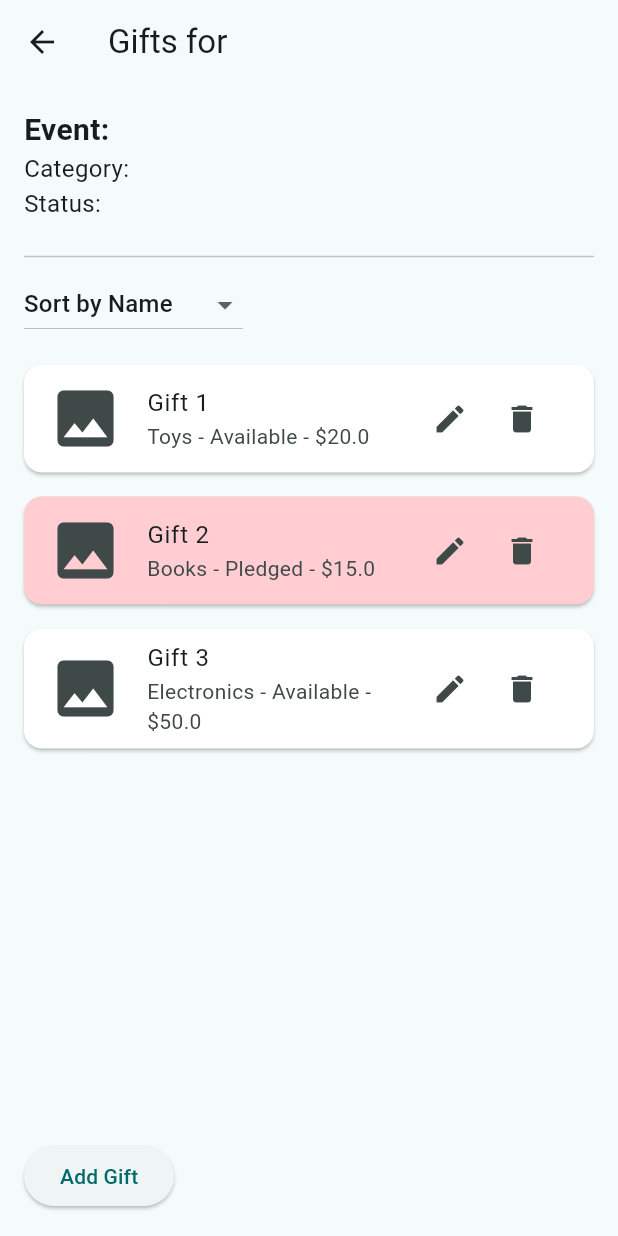
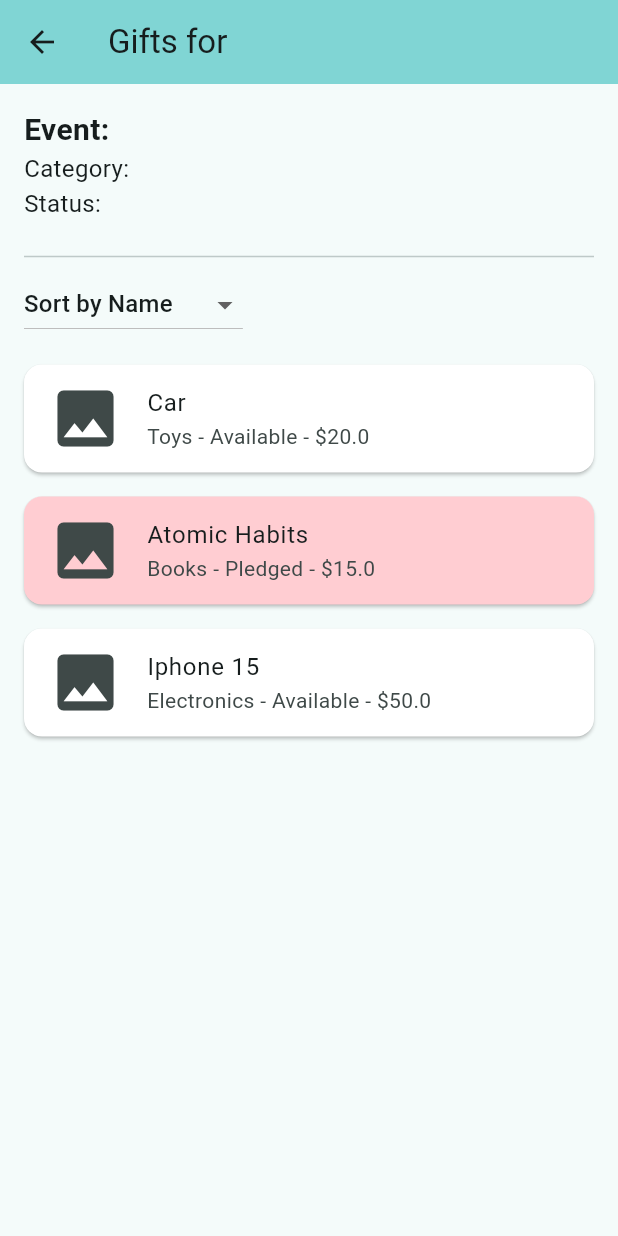
Before and after one commit to KarimBassel/Hedieaty-Mobile-Application, a Flutter app: the GiftListPage screen opened directly with empty values, on a phone screen of 412 x 824 dp. Run offline on Flutter 3.47's test engine with Material 3 defaults, Android fonts, the phone set to English and light mode, and no system bars; our stand-ins replace image_picker; network calls fail.

Commit message:
Updated Project Structure and Navigations

```diff
--- /dev/null
+++ b/lib/Base Classes/Event.dart
@@ -0,0 +1,28 @@
+import 'dart:io';
+import 'package:flutter/material.dart';
+import 'Gift.dart';
+
+
+class Event {
+  int? id;
+  String name;
+  String category;
+  String status;
+  String? date;
+  String? location;
+  String? description;
+  int? userId;
+
+  Event({required this.name, required this.category, required this.status,this.date,this.location,this.description,this.id,this.userId});
+
+  Map<String, dynamic> toMap() {
+    return {
+      'id': id,
+      'name': name,
+      'date': date,
+      'location': location,
+      'description': description,
+      'userId': userId,
+    };
+  }
+}
--- a/lib/Gift.dart
+++ b/lib/Base Classes/Gift.dart
@@ -2,6 +2,8 @@ import 'dart:io';
 import 'package:flutter/material.dart';
 
 class Gift {
+  int? id;
+  int? eventId;
   String name;
   String category;
   String status;
@@ -16,5 +18,19 @@ class Gift {
     required this.description,
     required this.price,
     this.image,
+    this.eventId,
+    this.id
   });
+  Map<String, dynamic> toMap() {
+    return {
+      'id': id,
+      'name': name,
+      'description': description,
+      'category': category,
+      'price': price,
+      'status': status,
+      'eventId': eventId,
+      'image' : image,
+    };
+  }
 }
--- a/lib/Event.dart
+++ /dev/null
@@ -1,12 +0,0 @@
-import 'dart:io';
-import 'package:flutter/material.dart';
-
-
-
-class Event {
-  String name;
-  String category;
-  String status;
-
-  Event({required this.name, required this.category, required this.status});
-}
--- a/lib/FriendCard.dart
+++ b/lib/FriendCard.dart
@@ -2,7 +2,7 @@ import 'dart:ui';
 import 'package:flutter/material.dart';
 import 'package:image_picker/image_picker.dart';
 import 'dart:io';
-import 'Friend.dart';
+import 'Base Classes/Friend.dart';
 
 class FriendsCard extends StatelessWidget {
   final String imageUrl;
@@ -58,7 +58,6 @@ class FriendsCard extends StatelessWidget {
       leading: CircleAvatar( backgroundImage: NetworkImage(imageUrl),),
       title: Text(name),
       subtitle: Text(eventStatus),
-      trailing: Icon(Icons.favorite_rounded,color: Colors.red,),
     );
   }
 }
--- a/lib/GiftList.dart
+++ b/lib/GiftList.dart
@@ -3,14 +3,15 @@ import 'package:flutter/material.dart';
 import 'package:hedieatymobileapplication/EventList.dart';
 import 'package:hedieatymobileapplication/GiftDetails.dart';
 import 'package:image_picker/image_picker.dart';
-import 'Gift.dart';
-import 'Event.dart';
+import 'Base Classes/Gift.dart';
+import 'Base Classes/Event.dart';
 
 
 class GiftListPage extends StatefulWidget {
   final Event event;
+  final bool isOwner;
 
-  GiftListPage({required this.event});
+  GiftListPage({required this.event,required this.isOwner});
 
   @override
   _GiftListPageState createState() => _GiftListPageState();
@@ -18,9 +19,9 @@ class GiftListPage extends StatefulWidget {
 
 class _GiftListPageState extends State<GiftListPage> {
   List<Gift> gifts = [
-    Gift(name: 'Gift 1', category: 'Toys', status: 'Available', description: 'Toy car', price: 20.0),
-    Gift(name: 'Gift 2', category: 'Books', status: 'Pledged', description: 'Storybook', price: 15.0),
-    Gift(name: 'Gift 3', category: 'Electronics', status: 'Available', description: 'Headphones', price: 50.0),
+    Gift(name: 'Car', category: 'Toys', status: 'Available', description: 'Toy car', price: 20.0,),
+    Gift(name: 'Atomic Habits', category: 'Books', status: 'Pledged', description: 'Storybook', price: 15.0),
+    Gift(name: 'Iphone 15', category: 'Electronics', status: 'Available', description: 'Headphones', price: 50.0),
   ];
 
   String _sortCriterion = 'Name';
@@ -30,6 +31,7 @@ class _GiftListPageState extends State<GiftListPage> {
   Widget build(BuildContext context) {
     return Scaffold(
       appBar: AppBar(
+        backgroundColor: Theme.of(context).colorScheme.inversePrimary,
         title: Text('Gifts for ${widget.event.name}'),
       ),
       body: Padding(
@@ -78,10 +80,12 @@ class _GiftListPageState extends State<GiftListPage> {
                       trailing: Row(
                         mainAxisSize: MainAxisSize.min,
                         children: [
+                          if(widget.isOwner)
                           IconButton(
                             icon: Icon(Icons.edit),
                             onPressed: () => _editGift(gift),
                           ),
+                          if(widget.isOwner)
                           IconButton(
                             icon: Icon(Icons.delete),
                             onPressed: () => _deleteGift(gift),
@@ -89,7 +93,7 @@ class _GiftListPageState extends State<GiftListPage> {
                         ],
                       ),
                       onTap: (){
-                        Navigator.push(context, MaterialPageRoute(builder: (context) => GiftDetails(gift: gift,isOwner: true,isPledged: gift.status =="Pledged"?true : false,)));
+                        Navigator.push(context, MaterialPageRoute(builder: (context) => GiftDetails(gift: gift,isOwner: widget.isOwner,isPledged: gift.status =="Pledged"?true : false,)));
                       },
                     ),
                   );
@@ -98,6 +102,7 @@ class _GiftListPageState extends State<GiftListPage> {
             ),
 
             // Button to add a new gift
+            if(widget.isOwner)
             ElevatedButton(
               onPressed: () => _addGift(),
               child: Text('Add Gift'),
```
Also changed, not shown: lib/Base Classes/Friend.dart (renamed from lib/Friend.dart, +12 -0 lines), lib/EventList.dart (+10 -3 lines), lib/GiftDetails.dart (+26 -36 lines), lib/Home.dart (+39 -25 lines), lib/Profile.dart (+6 -3 lines), lib/main.dart (+108 -108 lines).
